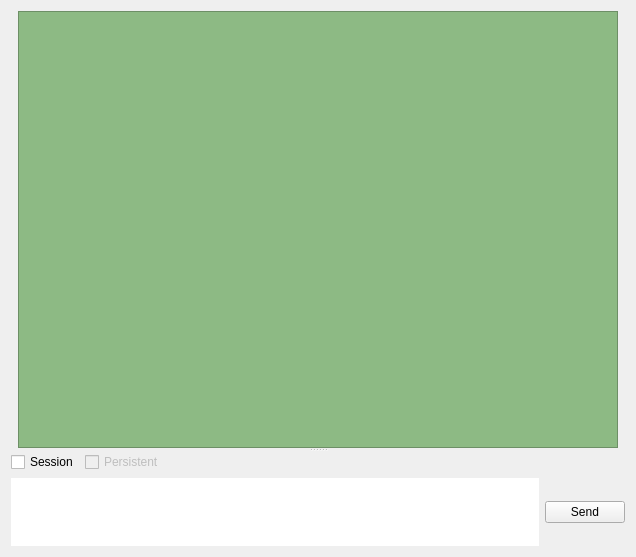
Qt form ChatWidget.ui (asianirish/AI-Ronaut) before a commit.
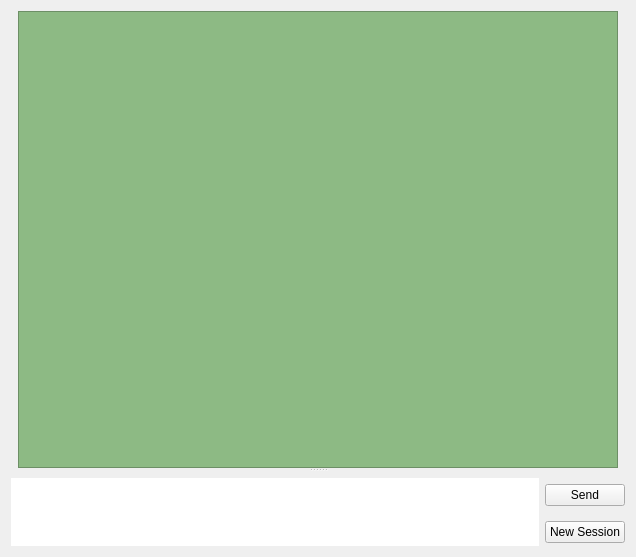
The same form after that commit.

Commit message: DONE: Always make use of sessions

Patch:
```diff
--- a/ChatWidget.ui
+++ b/ChatWidget.ui
@@ -23,7 +23,7 @@
       <property name="sizePolicy">
        <sizepolicy hsizetype="Preferred" vsizetype="Preferred">
         <horstretch>0</horstretch>
-        <verstretch>8</verstretch>
+        <verstretch>7</verstretch>
        </sizepolicy>
       </property>
       <property name="styleSheet">
@@ -77,46 +77,9 @@
           <property name="bottomMargin">
            <number>0</number>
           </property>
-          <item row="0" column="1">
-           <widget class="QCheckBox" name="isSessionPersistentBox">
-            <property name="enabled">
-             <bool>false</bool>
-            </property>
-            <property name="text">
-             <string>Persistent</string>
-            </property>
-           </widget>
-          </item>
-          <item row="0" column="0">
-           <widget class="QCheckBox" name="isSessionBox">
-            <property name="text">
-             <string>Session</string>
-            </property>
-           </widget>
-          </item>
-          <item row="0" column="2">
-           <spacer name="horizontalSpacer">
-            <property name="orientation">
-             <enum>Qt::Horizontal</enum>
-            </property>
-            <property name="sizeHint" stdset="0">
-             <size>
-              <width>40</width>
-              <height>20</height>
-             </size>
-            </property>
-           </spacer>
-          </item>
          </layout>
         </widget>
        </item>
-       <item row="1" column="0">
-        <widget class="QTextEdit" name="textEdit">
-         <property name="styleSheet">
-          <string notr="true">border-radius: 10px;</string>
-         </property>
-        </widget>
-       </item>
        <item row="1" column="1">
         <widget class="QPushButton" name="sendButton">
          <property name="text">
@@ -124,6 +87,20 @@
          </property>
         </widget>
        </item>
+       <item row="2" column="1">
+        <widget class="QPushButton" name="newSessionButton">
+         <property name="text">
+          <string>New Session</string>
+         </property>
+        </widget>
+       </item>
+       <item row="1" column="0" rowspan="2">
+        <widget class="QTextEdit" name="textEdit">
+         <property name="styleSheet">
+          <string notr="true">border-radius: 10px;</string>
+         </property>
+        </widget>
+       </item>
       </layout>
      </widget>
     </widget>
```
The commit also changes 7 other files.
